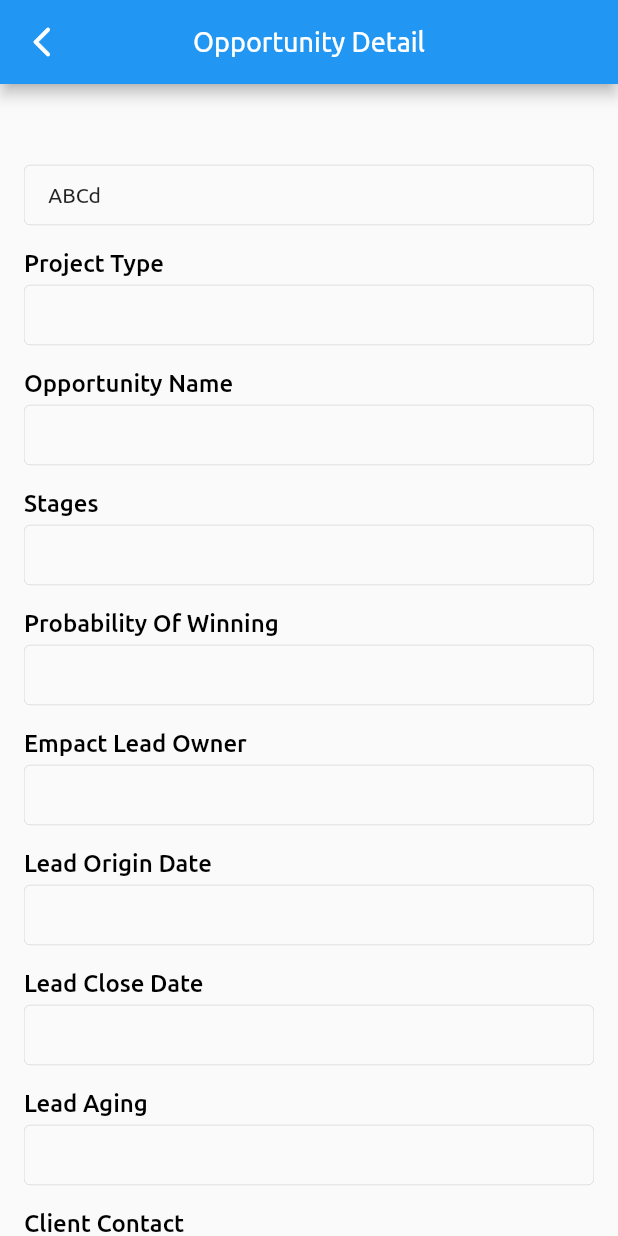
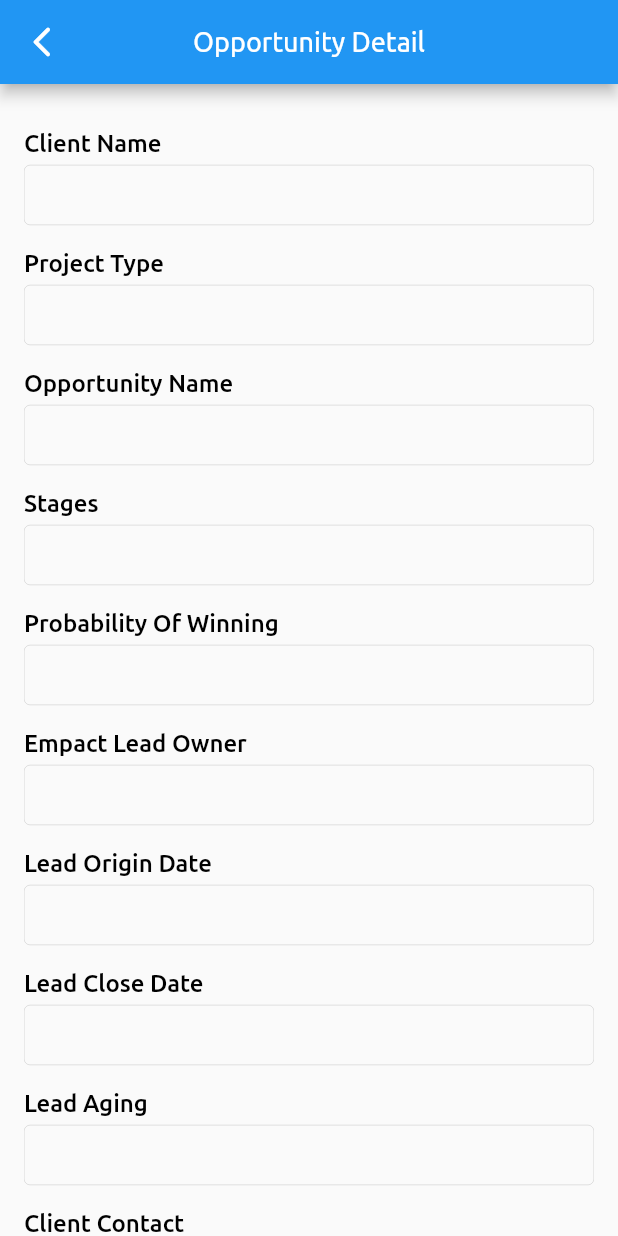
Before and after one commit to meanStackCode/VaidantiERP, a Flutter app: the OpportunityDetailScreen screen opened directly with empty values, on a phone screen of 412 x 824 dp. Run offline on Flutter 3.47's test engine with Material 2 defaults, Android fonts, the phone set to English and light mode, and no system bars; our stand-ins replace dio, flushbar, rounded_loading_button, shared_preferences; missing offline and left inert: dashed_circle, scroll_app_bar; accounts and stored records are empty.

Commit message:
Updated code for opportunity

```diff
--- a/lib/home/opportunities_screen.dart
+++ b/lib/home/opportunities_screen.dart
@@ -94,9 +94,10 @@ class OpportunitiesScreenState extends State<OpportunitiesScreen> {
                                                 MaterialPageRoute(
                                                     builder: (context) =>
                                                         OpportunityDetailScreen(
-                                                            opportunitiesData:
-                                                                opportunitiesSearchResult[
-                                                                    index])),
+                                                          opportunitiesData:
+                                                              opportunitiesSearchResult[
+                                                                  index],
+                                                        )),
                                               );
                                             },
                                             child: Container(
@@ -321,9 +322,10 @@ class OpportunitiesScreenState extends State<OpportunitiesScreen> {
                                                 MaterialPageRoute(
                                                     builder: (context) =>
                                                         OpportunityDetailScreen(
-                                                            opportunitiesData:
-                                                                opportunitiesSearchResult[
-                                                                    index])),
+                                                          opportunitiesData:
+                                                              opportunitiesData[
+                                                                  index],
+                                                        )),
                                               );
                                             },
                                             child: Container(
--- a/lib/home/opportunityDetail/opportunity_detail.dart
+++ b/lib/home/opportunityDetail/opportunity_detail.dart
@@ -39,7 +39,7 @@ class OpportunityDetailScreenState extends State<OpportunityDetailScreen> {
                   ),
                   Container(
                     alignment: Alignment.topLeft,
-                    child: Text(widget.opportunitiesData.clientName ?? '',
+                    child: Text('Client Name',
                         style: TextStyle(
                           color: Colors.black,
                           fontSize: 16.0,
@@ -63,7 +63,7 @@ class OpportunityDetailScreenState extends State<OpportunityDetailScreen> {
                     ),
                     child: Align(
                       alignment: Alignment.centerLeft,
-                      child: Text('ABCd',
+                      child: Text('${widget.opportunitiesData.clientName ?? ''}',
                           textAlign: TextAlign.center,
                           style: TextStyle(
                             color: Colors.black87,
@@ -102,7 +102,7 @@ class OpportunityDetailScreenState extends State<OpportunityDetailScreen> {
                     ),
                     child: Align(
                       alignment: Alignment.centerLeft,
-                      child: Text(widget.opportunitiesData.projectType ?? '',
+                      child: Text('${widget.opportunitiesData.projectType ?? ''}',
                           textAlign: TextAlign.center,
                           style: TextStyle(
                             color: Colors.black87,
@@ -141,7 +141,8 @@ class OpportunityDetailScreenState extends State<OpportunityDetailScreen> {
                     ),
                     child: Align(
                       alignment: Alignment.centerLeft,
-                      child: Text(widget.opportunitiesData.opportunityName ?? '',
+                      child:
+                          Text('${widget.opportunitiesData.opportunityName ?? ''}',
                               textAlign: TextAlign.center,
                               style: TextStyle(
                                 color: Colors.black87,
@@ -180,7 +181,7 @@ class OpportunityDetailScreenState extends State<OpportunityDetailScreen> {
                     ),
                     child: Align(
                       alignment: Alignment.centerLeft,
-                      child: Text(widget.opportunitiesData.stages ?? '',
+                      child: Text('${widget.opportunitiesData.stages ?? ''}',
                           textAlign: TextAlign.center,
                           style: TextStyle(
                             color: Colors.black87,
@@ -219,7 +220,8 @@ class OpportunityDetailScreenState extends State<OpportunityDetailScreen> {
                     ),
                     child: Align(
                       alignment: Alignment.centerLeft,
-                      child: Text(widget.opportunitiesData.probabilityWinning ?? '',
+                      child: Text(
+                          '${widget.opportunitiesData.probabilityWinning ?? ''}',
                           textAlign: TextAlign.center,
                           style: TextStyle(
                             color: Colors.black87,
@@ -258,7 +260,8 @@ class OpportunityDetailScreenState extends State<OpportunityDetailScreen> {
                     ),
                     child: Align(
                       alignment: Alignment.centerLeft,
-                      child: Text(widget.opportunitiesData.empactLeadOwner ?? '',
+                      child:
+                          Text('${widget.opportunitiesData.empactLeadOwner ?? ''}',
                               textAlign: TextAlign.center,
                               style: TextStyle(
                                 color: Colors.black87,
@@ -297,7 +300,7 @@ class OpportunityDetailScreenState extends State<OpportunityDetailScreen> {
                     ),
                     child: Align(
                       alignment: Alignment.centerLeft,
-                      child: Text(widget.opportunitiesData.leadOriginDate ?? '',
+                      child: Text('${widget.opportunitiesData.leadOriginDate ?? ''}',
                           textAlign: TextAlign.center,
                           style: TextStyle(
                             color: Colors.black87,
@@ -336,7 +339,7 @@ class OpportunityDetailScreenState extends State<OpportunityDetailScreen> {
                     ),
                     child: Align(
                       alignment: Alignment.centerLeft,
-                      child: Text(widget.opportunitiesData.leadCloseDate ?? '',
+                      child: Text('${widget.opportunitiesData.leadCloseDate ?? ''}',
                           textAlign: TextAlign.center,
                           style: TextStyle(
                             color: Colors.black87,
@@ -375,7 +378,7 @@ class OpportunityDetailScreenState extends State<OpportunityDetailScreen> {
                     ),
                     child: Align(
                       alignment: Alignment.centerLeft,
-                      child: Text(widget.opportunitiesData.leadAging ?? '',
+                      child: Text('${widget.opportunitiesData.leadAging ?? ''}',
                           textAlign: TextAlign.center,
                           style: TextStyle(
                             color: Colors.black87,
@@ -414,7 +417,7 @@ class OpportunityDetailScreenState extends State<OpportunityDetailScreen> {
                     ),
                     child: Align(
                       alignment: Alignment.centerLeft,
-                      child: Text(widget.opportunitiesData.clientContact ?? '',
+                      child: Text('${widget.opportunitiesData.clientContact ?? ''}',
                           textAlign: TextAlign.center,
                           style: TextStyle(
                             color: Colors.black87,
@@ -453,7 +456,8 @@ class OpportunityDetailScreenState extends State<OpportunityDetailScreen> {
                     ),
                     child: Align(
                       alignment: Alignment.centerLeft,
-                      child: Text(widget.opportunitiesData.contractingStatus ?? '',
+                      child:
+                          Text('${widget.opportunitiesData.contractingStatus ?? ''}',
                               textAlign: TextAlign.center,
                               style: TextStyle(
                                 color: Colors.black87,
@@ -492,7 +496,7 @@ class OpportunityDetailScreenState extends State<OpportunityDetailScreen> {
                     ),
                     child: Align(
                       alignment: Alignment.centerLeft,
-                      child: Text(widget.opportunitiesData.proposalDate ?? '',
+                      child: Text('${widget.opportunitiesData.proposalDate ?? ''}',
                           textAlign: TextAlign.center,
                           style: TextStyle(
                             color: Colors.black87,
@@ -531,7 +535,8 @@ class OpportunityDetailScreenState extends State<OpportunityDetailScreen> {
                     ),
                     child: Align(
                       alignment: Alignment.centerLeft,
-                      child: Text(widget.opportunitiesData.proposalDevelopBy ?? '',
+                      child:
+                          Text('${widget.opportunitiesData.proposalDevelopBy ?? ''}',
                               textAlign: TextAlign.center,
                               style: TextStyle(
                                 color: Colors.black87,
@@ -570,7 +575,7 @@ class OpportunityDetailScreenState extends State<OpportunityDetailScreen> {
                     ),
                     child: Align(
                       alignment: Alignment.centerLeft,
-                      child: Text(widget.opportunitiesData.proposalStatus ?? '',
+                      child: Text('${widget.opportunitiesData.proposalStatus ?? ''}',
                           textAlign: TextAlign.center,
                           style: TextStyle(
                             color: Colors.black87,
@@ -609,7 +614,9 @@ class OpportunityDetailScreenState extends State<OpportunityDetailScreen> {
                     ),
                     child: Align(
                       alignment: Alignment.centerLeft,
-                      child: Text(widget.opportunitiesData.tentativeProjectStartDate ?? '',
+                      child: Text(
+                          '${widget.opportunitiesData.tentativeProjectStartDate ??
+                              ''}',
                           textAlign: TextAlign.center,
                           style: TextStyle(
                             color: Colors.black87,
@@ -648,7 +655,9 @@ class OpportunityDetailScreenState extends State<OpportunityDetailScreen> {
                     ),
                     child: Align(
                       alignment: Alignment.centerLeft,
-                      child: Text(widget.opportunitiesData.tentativeProjectEndDate ?? '',
+                      child: Text(
+                          '${widget.opportunitiesData.tentativeProjectEndDate ??
+                              ''}',
                           textAlign: TextAlign.center,
                           style: TextStyle(
                             color: Colors.black87,
@@ -687,7 +696,8 @@ class OpportunityDetailScreenState extends State<OpportunityDetailScreen> {
                     ),
                     child: Align(
                       alignment: Alignment.centerLeft,
-                      child: Text(widget.opportunitiesData.tentativeDuration ?? '',
+                      child:
+                          Text('${widget.opportunitiesData.tentativeDuration ?? ''}',
                               textAlign: TextAlign.center,
                               style: TextStyle(
                                 color: Colors.black87,
@@ -726,7 +736,9 @@ class OpportunityDetailScreenState extends State<OpportunityDetailScreen> {
                     ),
                     child: Align(
                       alignment: Alignment.centerLeft,
-                      child: Text(widget.opportunitiesData.clientFlexibilityOnProject ?? '',
+                      child: Text(
+                          '${widget.opportunitiesData.clientFlexibilityOnProject ??
+                              ''}',
                           textAlign: TextAlign.center,
                           style: TextStyle(
                             color: Colors.black87,
@@ -765,7 +777,8 @@ class OpportunityDetailScreenState extends State<OpportunityDetailScreen> {
                     ),
                     child: Align(
                       alignment: Alignment.centerLeft,
-                      child: Text(widget.opportunitiesData.empactLeadOwner ?? '',
+                      child:
+                          Text('${widget.opportunitiesData.empactLeadOwner ?? ''}',
                               textAlign: TextAlign.center,
                               style: TextStyle(
                                 color: Colors.black87,
@@ -804,7 +817,8 @@ class OpportunityDetailScreenState extends State<OpportunityDetailScreen> {
                     ),
                     child: Align(
                       alignment: Alignment.centerLeft,
-                      child: Text('${widget.opportunitiesData.enterAmount ?? ''} ${widget.opportunitiesData.enterAmount ?? ''}',
+                      child: Text(
+                          '${widget.opportunitiesData.currency ?? ''} ${widget.opportunitiesData.enterAmount ?? ''}',
                           textAlign: TextAlign.center,
                           style: TextStyle(
                             color: Colors.black87,
@@ -843,7 +857,8 @@ class OpportunityDetailScreenState extends State<OpportunityDetailScreen> {
                     ),
                     child: Align(
                       alignment: Alignment.centerLeft,
-                      child: Text('\$ ${widget.opportunitiesData.expectedRevenue ?? ''}',
+                      child: Text(
+                          '\$ ${widget.opportunitiesData.expectedRevenue ?? ''}',
                           textAlign: TextAlign.center,
                           style: TextStyle(
                             color: Colors.black87,
@@ -882,7 +897,7 @@ class OpportunityDetailScreenState extends State<OpportunityDetailScreen> {
                     ),
                     child: Align(
                       alignment: Alignment.centerLeft,
-                      child: Text(widget.opportunitiesData.newLink ?? '',
+                      child: Text('${widget.opportunitiesData.newLink ?? ''}',
                           textAlign: TextAlign.center,
                           style: TextStyle(
                             color: Colors.black87,
@@ -960,7 +975,7 @@ class OpportunityDetailScreenState extends State<OpportunityDetailScreen> {
                     ),
                     child: Align(
                       alignment: Alignment.centerLeft,
-                      child: Text(widget.opportunitiesData.nextActionDate ?? '',
+                      child: Text('${widget.opportunitiesData.nextActionDate ?? ''}',
                           textAlign: TextAlign.center,
                           style: TextStyle(
                             color: Colors.black87,
```
Lines whose indentation alone changed are shown as unchanged.
